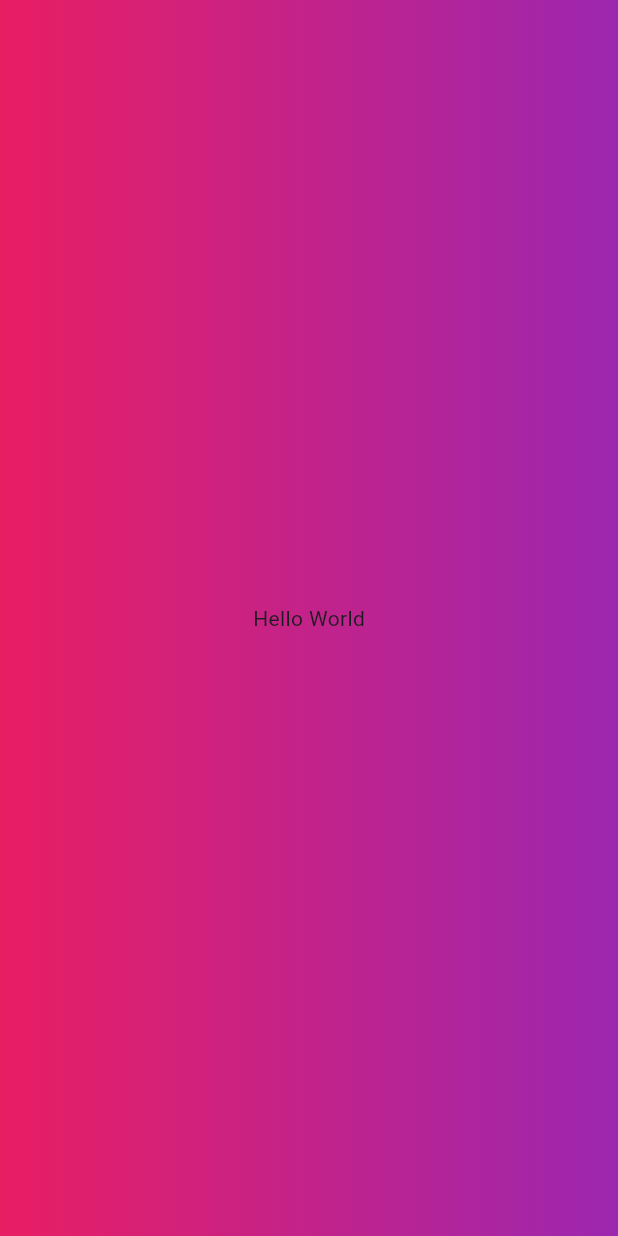
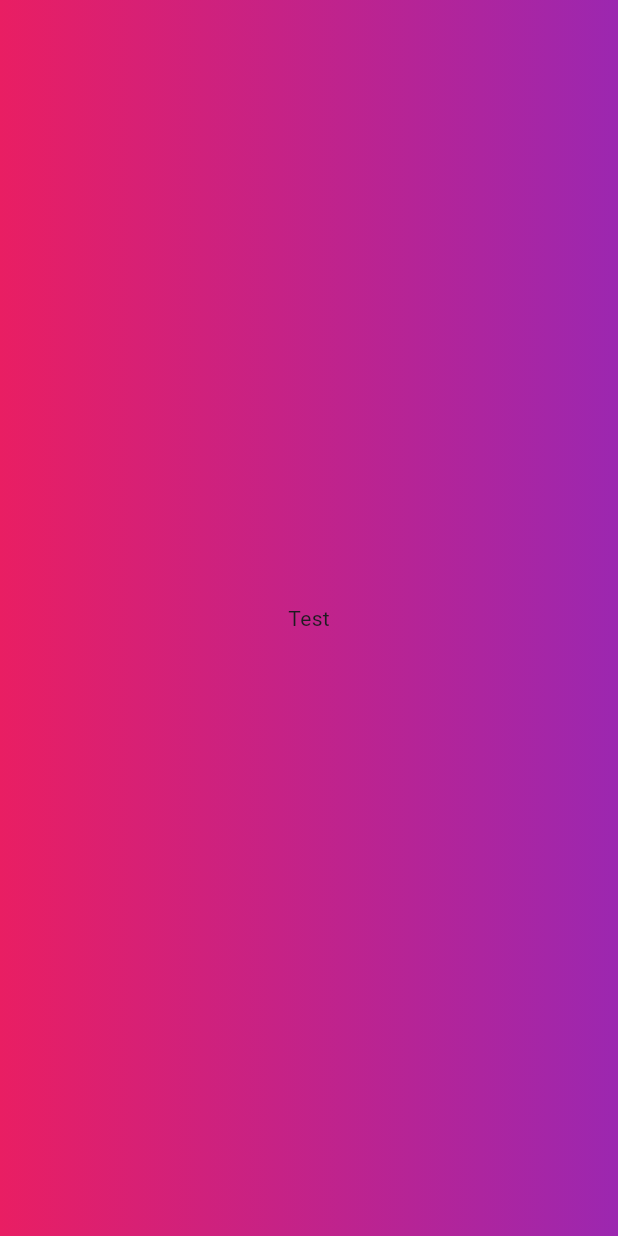
Before and after one commit to laminedev-creator/testapp, a Flutter app: the screen it shows after launch, on a phone screen of 412 x 824 dp. Run offline on Flutter 3.47's test engine with Material 3 defaults, Android fonts, the phone set to English and light mode, and no system bars.

```diff
--- /dev/null
+++ b/lib/gradient_container.dart
@@ -0,0 +1,18 @@
+import 'package:flutter/material.dart';
+
+class GradienContainer extends StatelessWidget {
+  @override
+  final String text;
+  const GradienContainer(this.text, {super.key});
+  @override
+  Widget build(context) {
+    return Container(
+      decoration: const BoxDecoration(
+        gradient: LinearGradient(colors: [Colors.pink, Colors.purple]),
+      ),
+      child: Center(
+        child: Text(text),
+      ),
+    );
+  }
+}
--- a/lib/main.dart
+++ b/lib/main.dart
@@ -1,21 +1,8 @@
 import 'package:flutter/material.dart';
+import 'package:testapp/gradient_container.dart';
 
 void main() {
   runApp(
-    MaterialApp(home: Scaffold(body: GradienContainer())),
+    const MaterialApp(home: Scaffold(body: GradienContainer('Test'))),
   );
 }
-
-class GradienContainer extends StatelessWidget {
-  @override
-  Widget build(context) {
-    return Container(
-      decoration: const BoxDecoration(
-        gradient: LinearGradient(colors: [Colors.pink, Colors.purple]),
-      ),
-      child: const Center(
-        child: Text('Hello World'),
-      ),
-    );
-  }
-}
```
